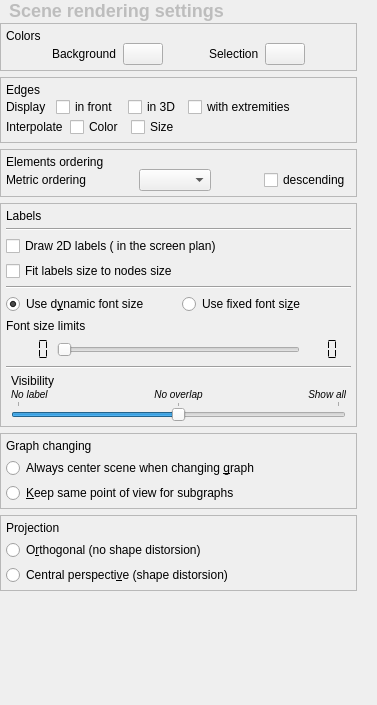
This is library/tulip-gui/designer/SceneConfigWidget.ui in Tulip-Dev/tulip as Qt 5 draws it before an edit. The edited form follows.
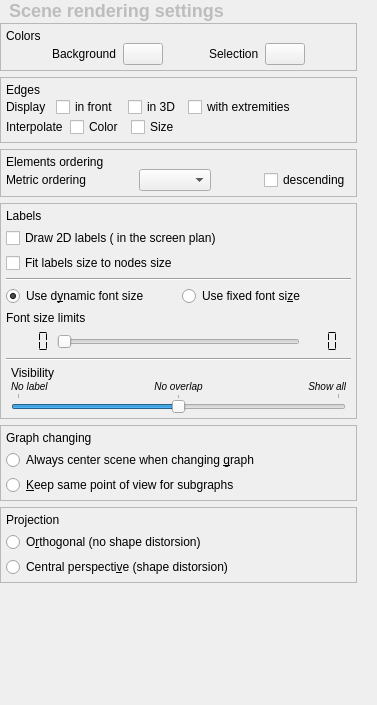
This is the edited form. Custom widgets are drawn as their Qt base class.

What changed in the file:
```diff
--- a/library/tulip-gui/designer/SceneConfigWidget.ui
+++ b/library/tulip-gui/designer/SceneConfigWidget.ui
@@ -83,8 +83,8 @@
        <rect>
         <x>0</x>
         <y>0</y>
-        <width>395</width>
-        <height>657</height>
+        <width>387</width>
+        <height>635</height>
        </rect>
       </property>
       <property name="sizePolicy">
@@ -558,12 +558,8 @@
             <property name="alignment">
              <set>Qt::AlignLeading|Qt::AlignLeft|Qt::AlignTop</set>
             </property>
-           </widget>
-          </item>
-          <item>
-           <widget class="Line" name="line">
-            <property name="orientation">
-             <enum>Qt::Horizontal</enum>
+            <property name="groupTitle" stdset="0">
+             <bool>true</bool>
             </property>
            </widget>
           </item>
```
Left out of the diff: 123 changed lines with no effect on the pictures.
